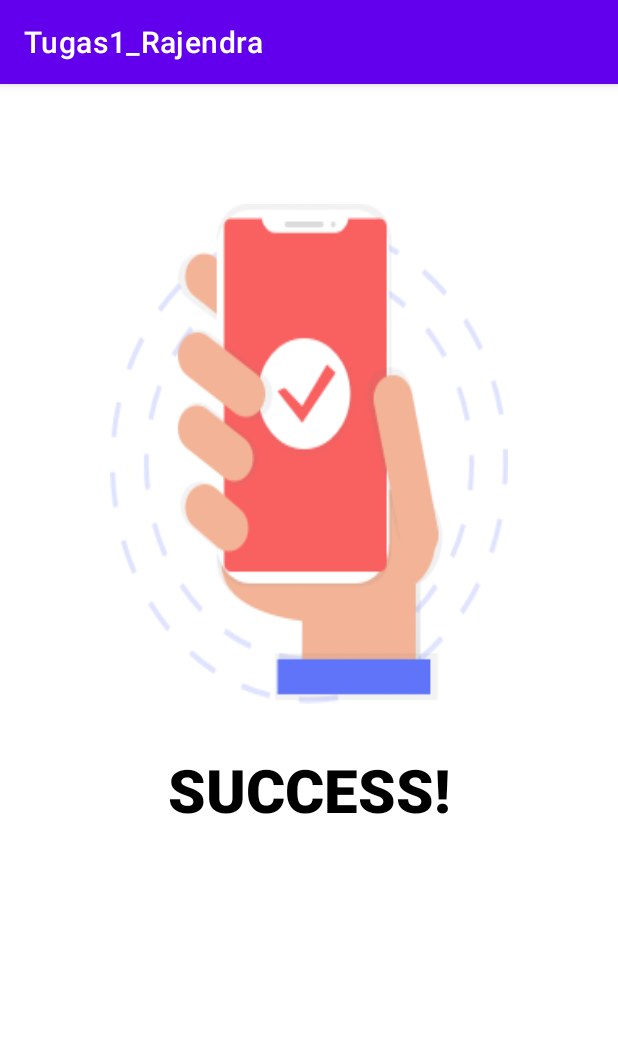
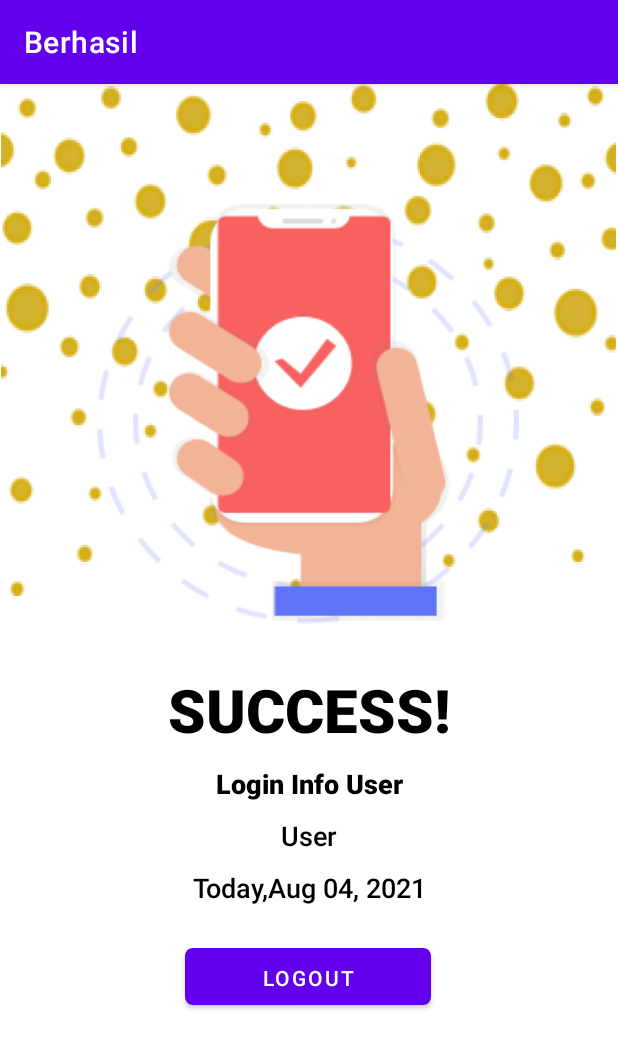
Before and after one commit to Rjndrkha/Tugas1_Mobile, an Android app: the Berhasil screen opened directly, with no data from a screen before it, on a phone screen of 412 x 824 dp. Shown: the top 1049 px of the screen. Run offline under Robolectric (Android 15) with nearby library versions, the phone set to English and light mode, and no system bars; 1 statement that could not run was skipped.

Commit message:
FIX PROGRAMMM

```diff
--- a/app/src/main/AndroidManifest.xml
+++ b/app/src/main/AndroidManifest.xml
@@ -4,33 +4,43 @@
 
     <application
         android:allowBackup="true"
-        android:icon="@mipmap/ic_launcher"
+        android:icon="@mipmap/icon"
         android:label="@string/app_name"
-        android:roundIcon="@mipmap/ic_launcher_round"
+
         android:supportsRtl="true"
         android:theme="@style/Theme.Tugas1_Rajendra">
         <activity
             android:name=".About"
             android:exported="true"
+            android:theme="@style/Theme.Tugas1_Rajendra.NoActionBar"
             android:label="@string/title_activity_about"
-            android:theme="@style/Theme.Tugas1_Rajendra.NoActionBar" />
+            />
         <activity
             android:name=".Register"
+            android:label="Register"
+
+            android:theme="@style/Theme.Tugas1_Rajendra.NoActionBar"
             android:exported="true" />
         <activity
             android:name=".Berhasil"
+            android:label="Berhasil"
             android:exported="true" />
         <activity
             android:name=".HalamanEmpat"
+            android:theme="@style/Theme.Tugas1_Rajendra.NoActionBar"
             android:exported="true" />
         <activity
             android:name=".HalamanTiga"
+            android:theme="@style/Theme.Tugas1_Rajendra.NoActionBar"
             android:exported="true" />
         <activity
             android:name=".HalamanDua"
+            android:theme="@style/Theme.Tugas1_Rajendra.NoActionBar"
             android:exported="true" />
         <activity
             android:name=".MainActivity"
+            android:label="DTS_Rajendra Rakha"
+            android:theme="@style/Theme.Tugas1_Rajendra.NoActionBar"
             android:exported="true">
             <intent-filter>
                 <action android:name="android.intent.action.MAIN" />
--- a/app/src/main/java/org/aplas/tugas1_rajendra/Berhasil.java
+++ b/app/src/main/java/org/aplas/tugas1_rajendra/Berhasil.java
@@ -4,10 +4,18 @@ import androidx.appcompat.app.AppCompatActivity;
 
 import android.content.Intent;
 import android.os.Bundle;
+import android.view.Gravity;
 import android.view.Menu;
 import android.view.MenuInflater;
 import android.view.MenuItem;
+import android.view.View;
+import android.widget.TextView;
 import android.widget.Toast;
+
+import java.text.SimpleDateFormat;
+import java.util.Calendar;
+import java.util.Date;
+import java.util.Locale;
 
 public class Berhasil extends AppCompatActivity {
 
@@ -15,7 +23,15 @@ public class Berhasil extends AppCompatActivity {
     protected void onCreate(Bundle savedInstanceState) {
         super.onCreate(savedInstanceState);
         setContentView(R.layout.activity_berhasil);
+
+        //create a date string.
+        String date_n = new SimpleDateFormat("MMM dd, yyyy", Locale.getDefault()).format(new Date());
+        //get hold of textview.
+        TextView date  = (TextView) findViewById(R.id.dateText);
+        //set it as current date.
+        date.setText("Today,"+date_n);
     }
+
 
     @Override
     public boolean onCreateOptionsMenu(Menu menu) {
@@ -37,6 +53,13 @@ public class Berhasil extends AppCompatActivity {
         return true;
     }
 
+    public void Logout(View view){
+        Intent i = new Intent(Berhasil.this, HalamanEmpat.class);
+        startActivity(i);
+
+        Toast.makeText(this, "Logout Success", Toast.LENGTH_SHORT).show();
+    }
+
 
 
 
--- a/app/src/main/java/org/aplas/tugas1_rajendra/HalamanEmpat.java
+++ b/app/src/main/java/org/aplas/tugas1_rajendra/HalamanEmpat.java
@@ -29,4 +29,6 @@ public class HalamanEmpat extends AppCompatActivity {
     }
 
 
+
+
 }
--- a/app/src/main/res/layout/activity_berhasil.xml
+++ b/app/src/main/res/layout/activity_berhasil.xml
@@ -7,14 +7,28 @@
     tools:context=".Berhasil">
 
     <ImageView
+
+        android:layout_width="410dp"
+        android:layout_height="341dp"
+
+        android:background="@drawable/pinclipart_com_polka_dots_clip_art_1086553"
+        app:layout_constraintEnd_toEndOf="parent"
+        app:layout_constraintHorizontal_bias="0.496"
+        app:layout_constraintStart_toStartOf="parent"
+        app:layout_constraintTop_toTopOf="parent" />
+
+    <ImageView
         android:id="@+id/imageView2"
-        android:layout_width="265dp"
-        android:layout_height="333dp"
+        android:layout_width="281dp"
+        android:layout_height="280dp"
         android:layout_marginTop="80dp"
         android:background="@drawable/ic_succesfull_logo"
         app:layout_constraintEnd_toEndOf="parent"
+        app:layout_constraintHorizontal_bias="0.496"
         app:layout_constraintStart_toStartOf="parent"
         app:layout_constraintTop_toTopOf="parent" />
+
+
 
     <TextView
         android:layout_width="wrap_content"
@@ -24,8 +38,62 @@
         android:text="SUCCESS!"
         android:textColor="@color/black"
         android:textSize="40dp"
+        android:id="@+id/txt1"
         app:layout_constraintEnd_toEndOf="parent"
         app:layout_constraintStart_toStartOf="parent"
         app:layout_constraintTop_toBottomOf="@+id/imageView2" />
 
+    <TextView
+        android:layout_width="wrap_content"
+        android:layout_height="wrap_content"
+        android:layout_marginTop="10dp"
+        android:fontFamily="sans-serif-black"
+        android:text="Login Info User"
+        android:textColor="@color/black"
+        android:textSize="18dp"
+        app:layout_constraintEnd_toEndOf="parent"
+        app:layout_constraintStart_toStartOf="parent"
+        android:id="@+id/txt2"
+        app:layout_constraintTop_toBottomOf="@+id/txt1" />
+
+    <TextView
+        android:layout_width="wrap_content"
+        android:layout_height="wrap_content"
+        android:layout_marginTop="10dp"
+        android:fontFamily="sans-serif-medium"
+        android:text="User"
+        android:textColor="@color/black"
+        android:textSize="18dp"
+        app:layout_constraintEnd_toEndOf="parent"
+        app:layout_constraintStart_toStartOf="parent"
+        android:id="@+id/user"
+        app:layout_constraintTop_toBottomOf="@+id/txt2" />
+
+    <TextView
+        android:layout_width="wrap_content"
+        android:layout_height="wrap_content"
+        android:layout_marginTop="10dp"
+        android:fontFamily="sans-serif-medium"
+        android:text="Tanggal"
+        android:textColor="@color/black"
+        android:textSize="18dp"
+        app:layout_constraintEnd_toEndOf="parent"
+        app:layout_constraintStart_toStartOf="parent"
+        android:id="@+id/dateText"
+        app:layout_constraintTop_toBottomOf="@+id/user" />
+
+    <Button
+        android:id="@+id/Logout"
+        android:layout_width="164dp"
+        android:layout_height="38dp"
+        android:layout_marginTop="28dp"
+        android:background="@drawable/button_red"
+        android:onClick="Logout"
+        android:text="LogOut"
+        app:layout_constraintEnd_toEndOf="parent"
+        app:layout_constraintHorizontal_bias="0.497"
+        app:layout_constraintStart_toStartOf="parent"
+        app:layout_constraintTop_toBottomOf="@id/dateText" />
+
+
 </androidx.constraintlayout.widget.ConstraintLayout>
--- a/app/src/main/res/layout/activity_halaman_empat.xml
+++ b/app/src/main/res/layout/activity_halaman_empat.xml
@@ -9,8 +9,8 @@
 
     <ImageView
         android:id="@+id/logo"
-        android:layout_width="406dp"
-        android:layout_height="293dp"
+        android:layout_width="409dp"
+        android:layout_height="346dp"
         android:background="@drawable/logo"
         app:layout_constraintLeft_toLeftOf="parent"
         app:layout_constraintRight_toRightOf="parent"
--- a/app/src/main/res/layout/activity_register.xml
+++ b/app/src/main/res/layout/activity_register.xml
@@ -9,8 +9,8 @@
 
     <ImageView
         android:id="@+id/logo"
-        android:layout_width="406dp"
-        android:layout_height="293dp"
+        android:layout_width="409dp"
+        android:layout_height="346dp"
         android:background="@drawable/logo"
         app:layout_constraintLeft_toLeftOf="parent"
         app:layout_constraintRight_toRightOf="parent"
```
Also changed, not shown: app/src/main/res/drawable-hdpi/pinclipart_com_polka_dots_clip_art_1086553.png (added), app/src/main/res/drawable-xhdpi/_941720080.png (added).
